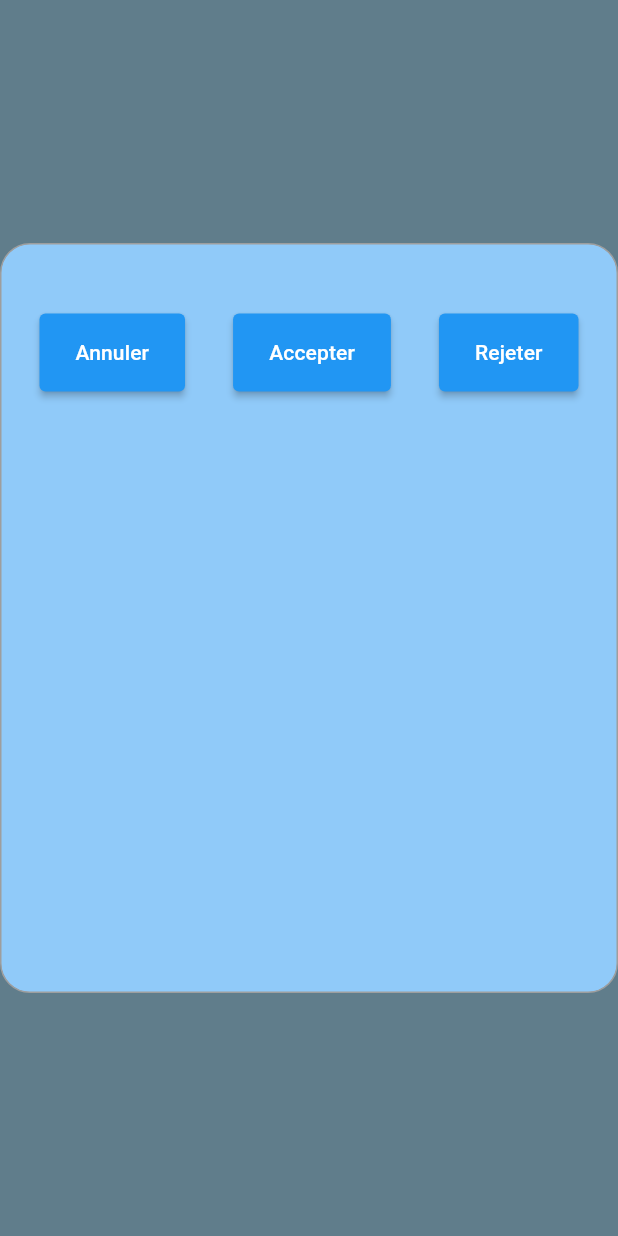
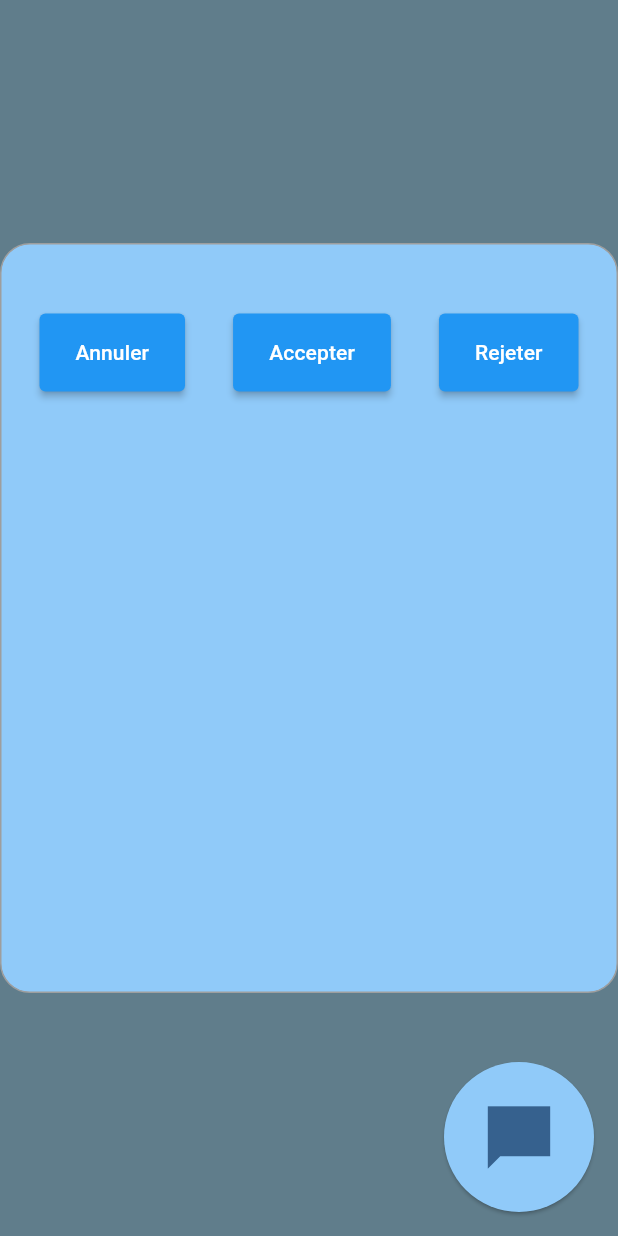
Before and after one commit to Rayounnes/LOG3900---203---Scrabble-Web-App, a Flutter app: the WaitingRoom screen opened directly, on a phone screen of 412 x 824 dp. Run offline on Flutter 3.47's test engine with Material 2 defaults, Android fonts, the phone set to English and light mode, and no system bars; our stand-ins replace get_it, injectable, socket_io_client; missing offline and left inert: dart:ffi; network calls fail.

Commit message:
waiting room and join game chat bubble

```diff
--- a/light_client/app/lib/screens/join_game.dart
+++ b/light_client/app/lib/screens/join_game.dart
@@ -4,6 +4,7 @@ import 'package:app/screens/waiting_room.dart';
 import 'package:app/services/socket_client.dart';
 import 'package:app/services/user_infos.dart';
 import 'package:app/widgets/game_info.dart';
+import 'package:app/widgets/parent_widget.dart';
 import 'package:flutter/material.dart';
 import 'package:app/main.dart';
 
@@ -48,7 +49,8 @@ class _JoinGamesState extends State<JoinGames> {
 
   @override
   Widget build(BuildContext context) {
-    return Scaffold(
+    return ParentWidget(
+      child: Scaffold(
         appBar: AppBar(
           backgroundColor: Colors.white,
           title: Text(
@@ -84,6 +86,7 @@ class _JoinGamesState extends State<JoinGames> {
             ],
           ),
         ),
+      ),
     );
   }
 }
--- a/light_client/app/lib/screens/waiting_room.dart
+++ b/light_client/app/lib/screens/waiting_room.dart
@@ -5,6 +5,7 @@ import 'package:app/screens/game_modes_page.dart';
 import 'package:app/screens/join_game.dart';
 import 'package:app/services/socket_client.dart';
 import 'package:app/widgets/button.dart';
+import 'package:app/widgets/parent_widget.dart';
 import 'package:app/widgets/text.dart';
 import 'package:flutter/material.dart';
 import 'package:app/services/user_infos.dart';
@@ -113,7 +114,8 @@ class _WaitingRoomState extends State<WaitingRoom> {
 
   @override
   Widget build(BuildContext context) {
-    return Scaffold(
+    return ParentWidget(
+        child: Scaffold(
       backgroundColor: Colors.blueGrey,
       body: Center(
         child: Container(
@@ -188,6 +190,7 @@ class _WaitingRoomState extends State<WaitingRoom> {
           ),
         ),
       ),
+    )
     );
   }
 }
```
Lines whose indentation alone changed are shown as unchanged.
